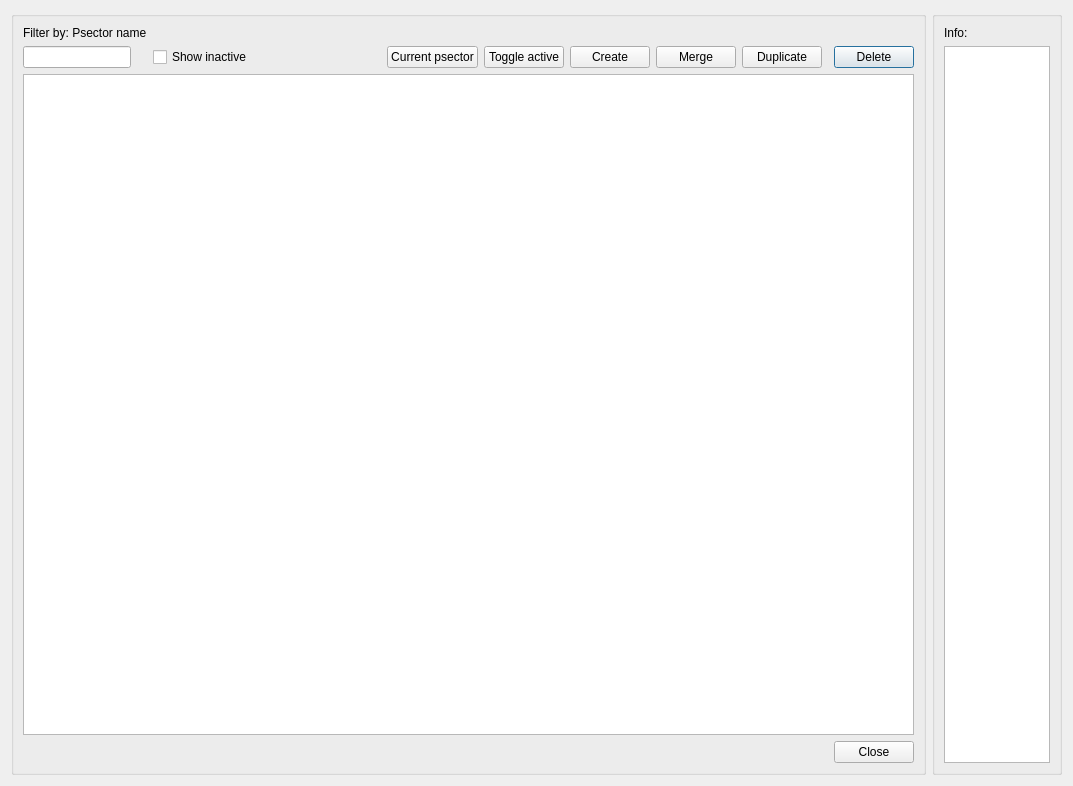
Before: the Qt Designer form core/ui/toolbars/plan/psector_manager.ui in Giswater/giswater_qgis_plugin, drawn with Qt 5.
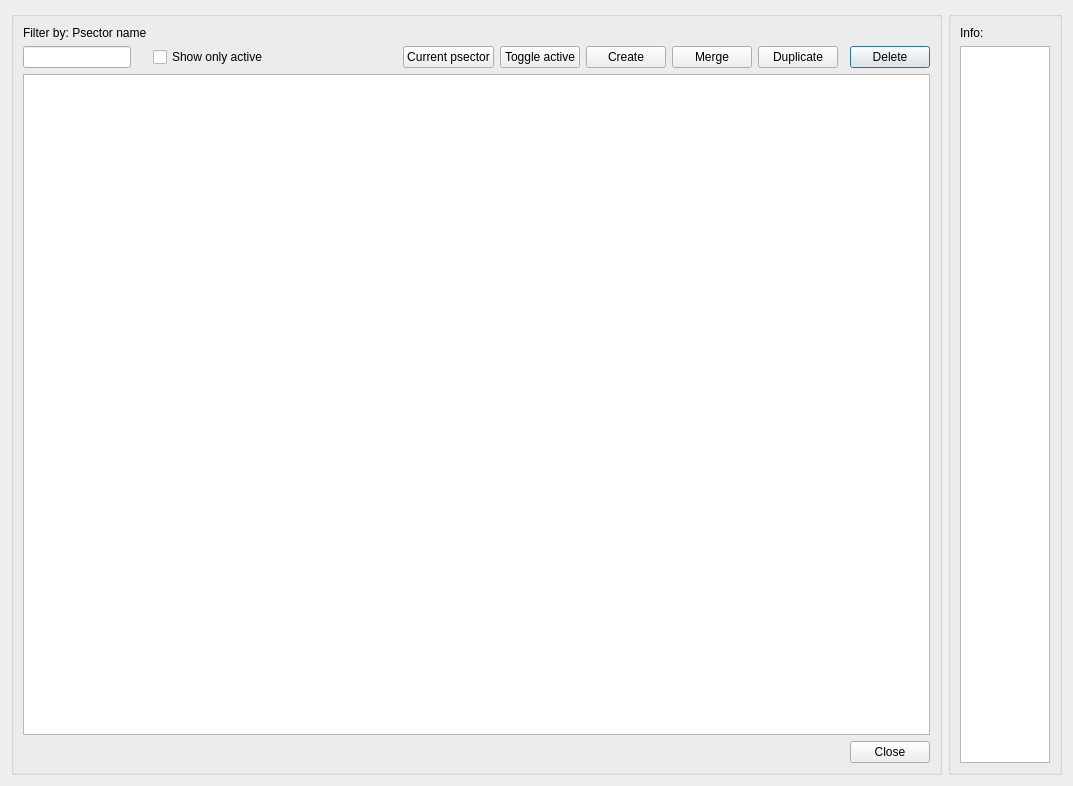
After: the same form once the commit is applied.

Commit message: change chk_active on pscetor_manager, show only active

Patch:
```diff
--- a/core/ui/toolbars/plan/psector_manager.ui
+++ b/core/ui/toolbars/plan/psector_manager.ui
@@ -29,7 +29,7 @@
       <item row="1" column="1">
        <widget class="QCheckBox" name="chk_active">
         <property name="text">
-         <string>Show inactive</string>
+         <string>Show only active</string>
         </property>
        </widget>
       </item>
```
The commit also changes 1 other file.
